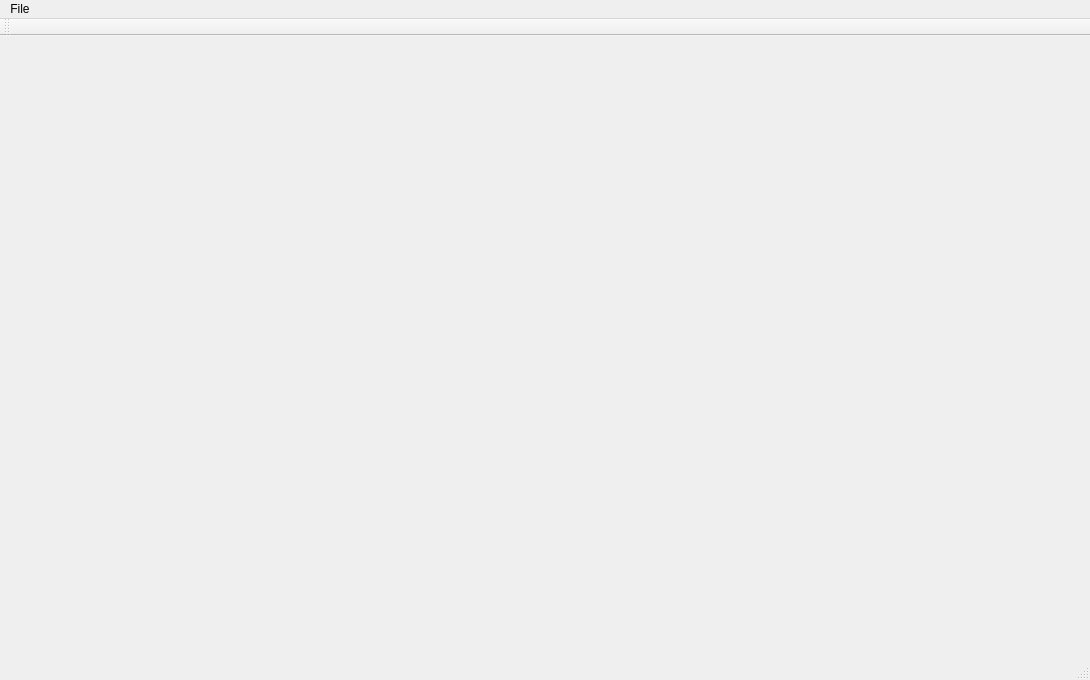
The window that UserInterface/mainwindow.ui (onurcevik/Bitirme) describes before a commit, drawn with Qt 5.
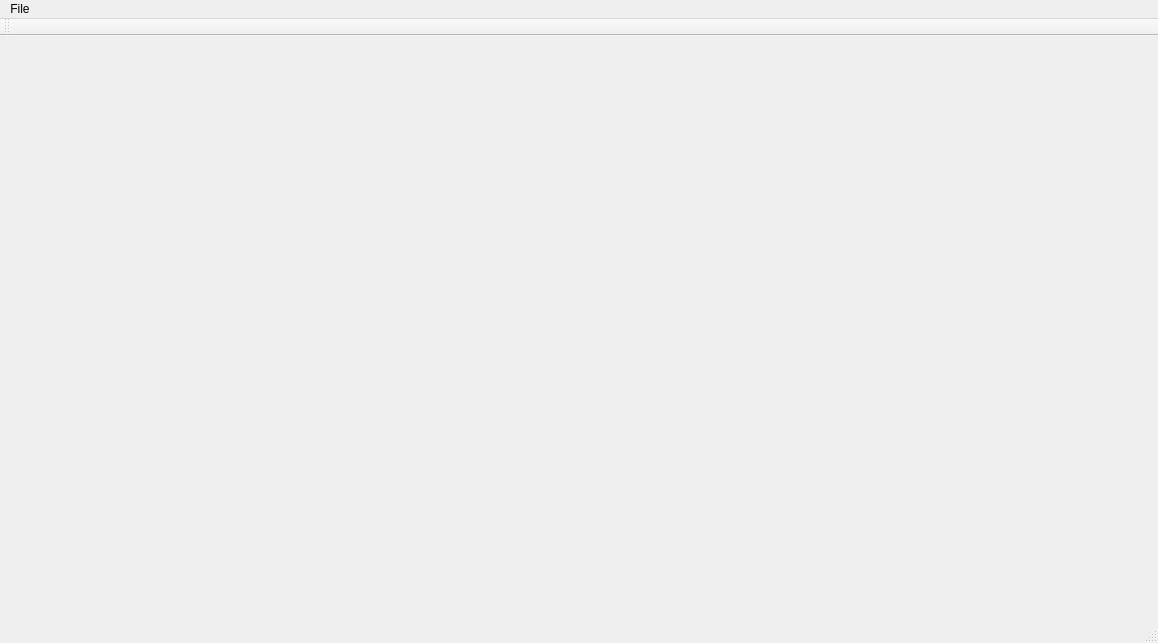
The same window after the commit. Custom widgets are drawn as their Qt base class.

```diff
--- a/UserInterface/mainwindow.ui
+++ b/UserInterface/mainwindow.ui
@@ -6,8 +6,8 @@
    <rect>
     <x>0</x>
     <y>0</y>
-    <width>1090</width>
-    <height>680</height>
+    <width>1158</width>
+    <height>643</height>
    </rect>
   </property>
   <property name="windowTitle">
@@ -19,8 +19,8 @@
      <rect>
       <x>20</x>
       <y>20</y>
-      <width>881</width>
-      <height>451</height>
+      <width>848</width>
+      <height>480</height>
      </rect>
     </property>
    </widget>
@@ -30,7 +30,7 @@
     <rect>
      <x>0</x>
      <y>0</y>
-     <width>1090</width>
+     <width>1158</width>
      <height>22</height>
     </rect>
    </property>
```
